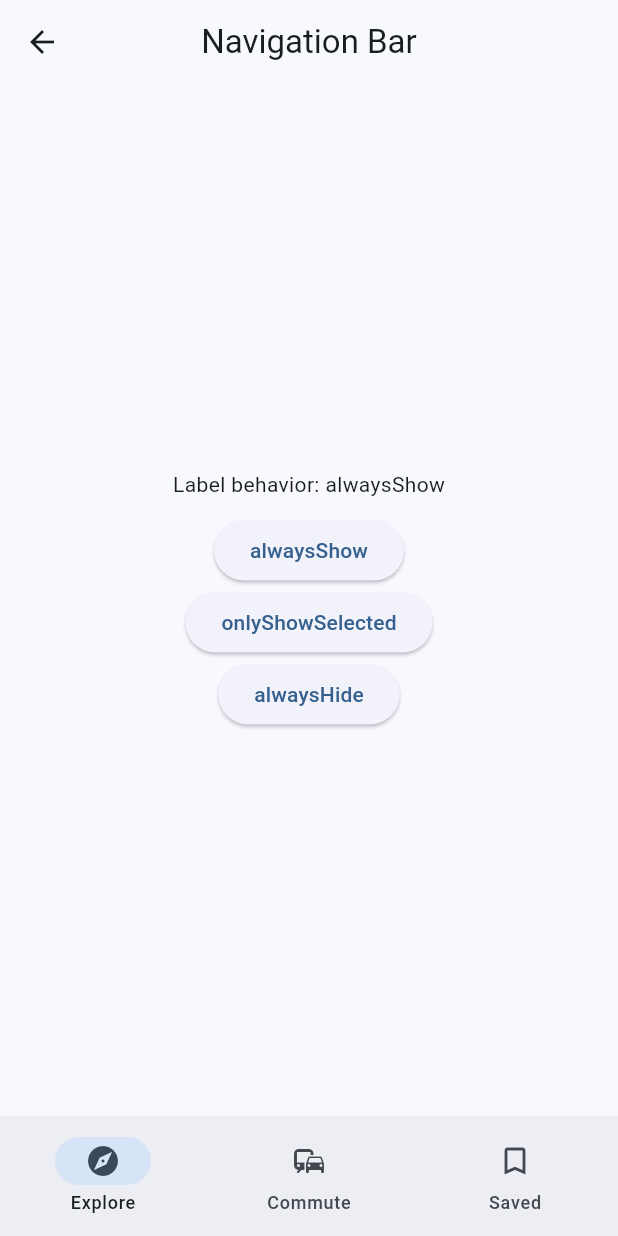
After one commit to yongyong-john/flutter-ui-kit, a Flutter app: the MaterialUiScreen screen opened directly, after a tap on "Navigation Bar", on a phone screen of 412 x 824 dp. The commit adds this screen. Run offline on Flutter 3.47's test engine with Material 3 defaults, Android fonts, the light colour scheme and no system bars; network calls fail.

Commit message:
feat: add material widget.

```diff
--- /dev/null
+++ b/lib/screen/material/navigation_bar_screen.dart
@@ -0,0 +1,91 @@
+import 'package:flutter/material.dart';
+
+class NavigationBarScreen extends StatefulWidget {
+  const NavigationBarScreen({super.key});
+
+  @override
+  State<NavigationBarScreen> createState() => _NavigationBarScreenState();
+}
+
+class _NavigationBarScreenState extends State<NavigationBarScreen> {
+  int currentPageIndex = 0;
+  NavigationDestinationLabelBehavior labelBehavior = NavigationDestinationLabelBehavior.alwaysShow;
+
+  @override
+  Widget build(BuildContext context) {
+    return Scaffold(
+      appBar: AppBar(
+        title: const Text('Navigation Bar'),
+        centerTitle: true,
+      ),
+      bottomNavigationBar: NavigationBar(
+        labelBehavior: labelBehavior,
+        selectedIndex: currentPageIndex,
+        onDestinationSelected: (int index) {
+          setState(() {
+            currentPageIndex = index;
+          });
+        },
+        destinations: const <Widget>[
+          NavigationDestination(
+            icon: Icon(Icons.explore),
+            label: 'Explore',
+          ),
+          NavigationDestination(
+            icon: Icon(Icons.commute),
+            label: 'Commute',
+          ),
+          NavigationDestination(
+            selectedIcon: Icon(Icons.bookmark),
+            icon: Icon(Icons.bookmark_border),
+            label: 'Saved',
+          ),
+        ],
+      ),
+      body: Center(
+        child: Column(
+          mainAxisAlignment: MainAxisAlignment.center,
+          children: <Widget>[
+            Text('Label behavior: ${labelBehavior.name}'),
+            const SizedBox(height: 10),
+            OverflowBar(
+              spacing: 10.0,
+              children: <Widget>[
+                Center(
+                  child: ElevatedButton(
+                    onPressed: () {
+                      setState(() {
+                        labelBehavior = NavigationDestinationLabelBehavior.alwaysShow;
+                      });
+                    },
+                    child: const Text('alwaysShow'),
+                  ),
+                ),
+                Center(
+                  child: ElevatedButton(
+                    onPressed: () {
+                      setState(() {
+                        labelBehavior = NavigationDestinationLabelBehavior.onlyShowSelected;
+                      });
+                    },
+                    child: const Text('onlyShowSelected'),
+                  ),
+                ),
+                Center(
+                  child: ElevatedButton(
+                    onPressed: () {
+                      setState(() {
+                        labelBehavior = NavigationDestinationLabelBehavior.alwaysHide;
+                      });
+                    },
+                    child: const Text('alwaysHide'),
+                  ),
+                ),
+              ],
+            ),
+          ],
+        ),
+      ),
+    );
+  }
+}
--- a/lib/screen/material_ui_screen.dart
+++ b/lib/screen/material_ui_screen.dart
@@ -10,6 +10,7 @@ import 'package:flutter_ui_kit/screen/material/dialog_screen.dart';
 import 'package:flutter_ui_kit/screen/material/divider_screen.dart';
 import 'package:flutter_ui_kit/screen/material/list_tile_screen.dart';
 import 'package:flutter_ui_kit/screen/material/list_view_screen.dart';
+import 'package:flutter_ui_kit/screen/material/navigation_bar_screen.dart';
 import 'package:flutter_ui_kit/screen/material/navigation_rail_screen.dart';
 import 'package:flutter_ui_kit/screen/material/progress_screen.dart';
 import 'package:flutter_ui_kit/screen/material/side_sheet_screen.dart';
@@ -142,6 +143,16 @@ class MaterialUiScreen extends StatelessWidget {
                 },
               ),
               ListTile(
+                title: const Text('Navigation Bar'),
+                onTap: () {
+                  Navigator.of(context).push(
+                    MaterialPageRoute(
+                      builder: (context) => const NavigationBarScreen(),
+                    ),
+                  );
+                },
+              ),
+              ListTile(
                 title: const Text('Navigation Rail'),
                 onTap: () {
                   Navigator.of(context).push(
```
Also changed, not shown: lib/screen/material/list_view_screen.dart (+23 -10 lines).
